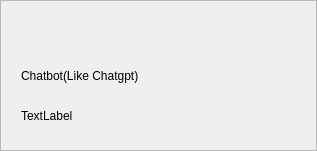
Qt form widget/model/WLibModelWidget.ui (yechaoGitHub/AI) before a commit.
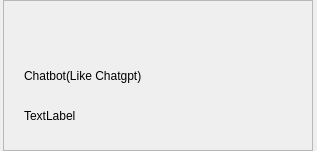
The same form after that commit. Icons and pictures are not drawn.

```diff
--- a/widget/model/WLibModelWidget.ui
+++ b/widget/model/WLibModelWidget.ui
@@ -81,13 +81,13 @@
     <widget class="QFrame" name="frame">
      <property name="minimumSize">
       <size>
-       <width>317</width>
+       <width>310</width>
        <height>151</height>
       </size>
      </property>
      <property name="maximumSize">
       <size>
-       <width>317</width>
+       <width>310</width>
        <height>151</height>
       </size>
      </property>
```
